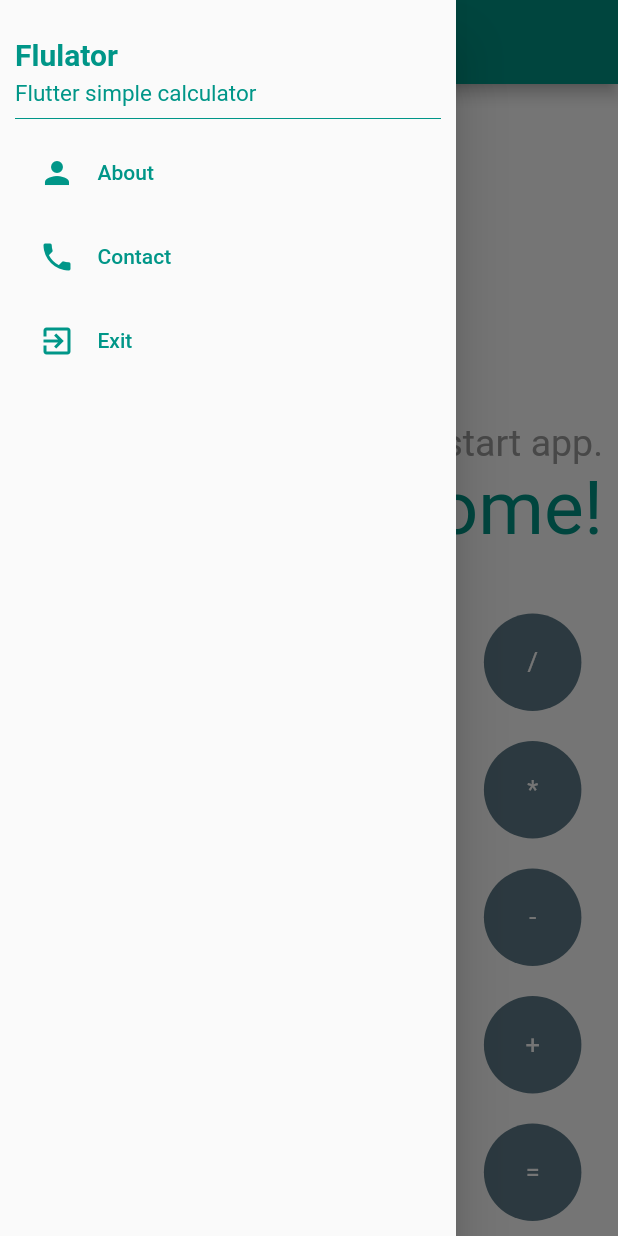
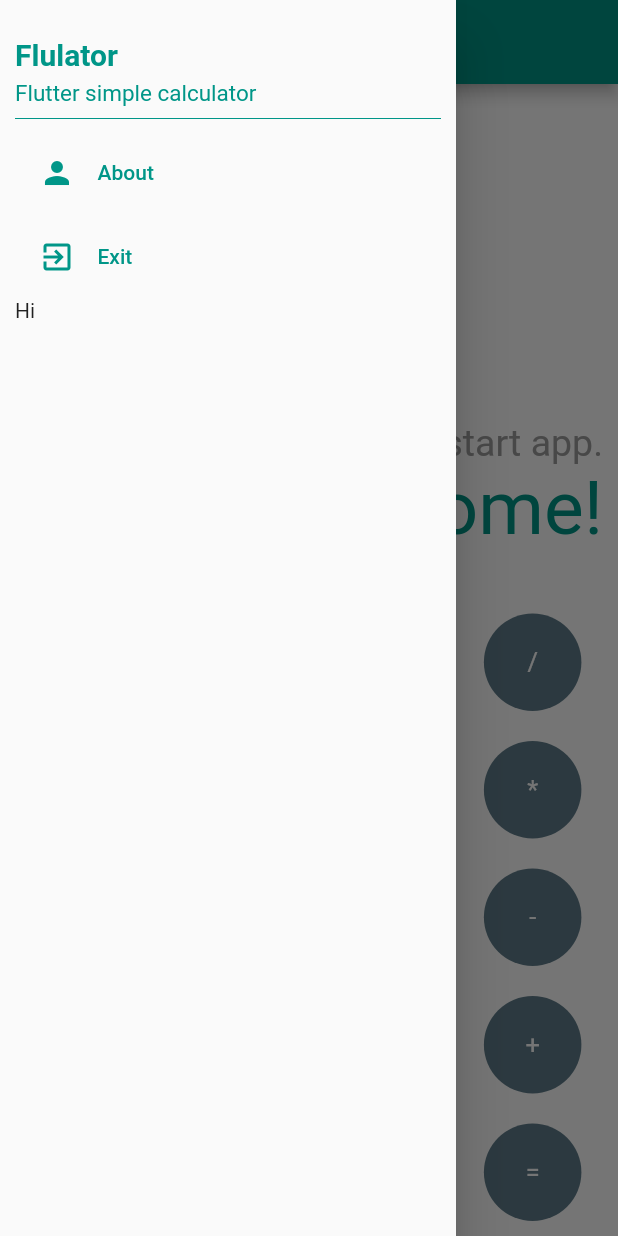
Before and after one commit to BlackIQ/flulator, a Flutter app: the screen it shows after launch, with the side drawer open, on a phone screen of 412 x 824 dp. Run offline on Flutter 3.47's test engine with Material 2 defaults, Android fonts, the phone set to English and light mode, and no system bars; our stand-ins replace google_fonts, math_expressions; Roboto replaces fonts that are missing (Boogaloo).

Commit message:
Working on drawer

```diff
--- a/lib/app/drawer/drawer.dart
+++ b/lib/app/drawer/drawer.dart
@@ -1,5 +1,4 @@
 import 'package:calculator/app/drawer/items/about.dart';
-import 'package:calculator/app/drawer/items/contact.dart';
 import 'package:calculator/app/drawer/items/exit.dart';
 import 'package:calculator/app/drawer/items/head.dart';
 import 'package:flutter/material.dart';
@@ -21,8 +20,11 @@ class FluDrawer extends StatelessWidget {
                 DrawerHead(),
                 Divider(color: Colors.teal),
                 AboutItem(),
-                ContactItem(),
                 ExitItem(),
+                Spacer(),
+                Text(
+                  'Hi'
+                ),
               ],
             ),
           ),
--- a/lib/app/drawer/items/contact.dart
+++ /dev/null
@@ -1,34 +0,0 @@
-import 'package:flutter/material.dart';
-
-class ContactItem extends StatelessWidget {
-  @override
-  Widget build(BuildContext context) {
-    return ListTile(
-      onTap: () {
-        showAboutDialog(
-          context: context,
-          applicationName: 'Flulator',
-          applicationVersion: '1.0.0',
-          applicationLegalese: 'Flutter simple calculator',
-        );
-      },
-      title: Row(
-        children: <Widget>[
-          Icon(
-            Icons.phone,
-            color: Colors.teal,
-          ),
-          SizedBox(
-            width: 15.0,
-          ),
-          Text(
-            "Contact",
-            style: TextStyle(
-              color: Colors.teal,
-            ),
-          )
-        ],
-      ),
-    );
-  }
-}
```
